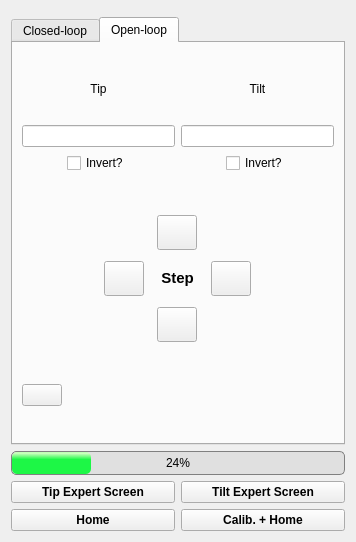
Qt form pcdsdevices/ui/SmarActEncodedTipTilt.embedded.ui (pcdshub/pcdsdevices) before a commit.
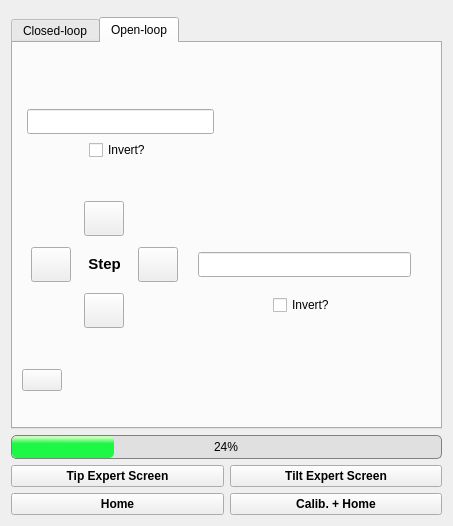
The same form after that commit. The open tabs and pages were chosen to show the change. Custom widgets are drawn as their Qt base class.

Commit message: ENH: Change layout of indicators to be more intuitive

```diff
--- a/pcdsdevices/ui/SmarActEncodedTipTilt.embedded.ui
+++ b/pcdsdevices/ui/SmarActEncodedTipTilt.embedded.ui
@@ -6,8 +6,8 @@
    <rect>
     <x>0</x>
     <y>0</y>
-    <width>356</width>
-    <height>542</height>
+    <width>453</width>
+    <height>526</height>
    </rect>
   </property>
   <property name="sizePolicy">
@@ -16,6 +16,12 @@
     <verstretch>0</verstretch>
    </sizepolicy>
   </property>
+  <property name="minimumSize">
+   <size>
+    <width>453</width>
+    <height>526</height>
+   </size>
+  </property>
   <property name="windowTitle">
    <string>Form</string>
   </property>
@@ -732,109 +738,14 @@
       <layout class="QVBoxLayout" name="verticalLayout_2">
        <item>
         <layout class="QGridLayout" name="open_loop_grid_layout">
-         <item row="1" column="1">
-          <widget class="PyDMLabel" name="tilt_step_count">
-           <property name="sizePolicy">
-            <sizepolicy hsizetype="MinimumExpanding" vsizetype="Fixed">
-             <horstretch>0</horstretch>
-             <verstretch>0</verstretch>
-            </sizepolicy>
-           </property>
-           <property name="minimumSize">
-            <size>
-             <width>0</width>
-             <height>0</height>
-            </size>
-           </property>
-           <property name="toolTip">
-            <string/>
-           </property>
-           <property name="alignment">
-            <set>Qt::AlignCenter</set>
-           </property>
-          </widget>
-         </item>
-         <item row="1" column="0">
-          <widget class="PyDMLabel" name="tip_step_count">
-           <property name="sizePolicy">
-            <sizepolicy hsizetype="MinimumExpanding" vsizetype="Fixed">
-             <horstretch>0</horstretch>
-             <verstretch>0</verstretch>
-            </sizepolicy>
-           </property>
-           <property name="minimumSize">
-            <size>
-             <width>0</width>
-             <height>0</height>
-            </size>
-           </property>
-           <property name="toolTip">
-            <string/>
-           </property>
-           <property name="alignment">
-            <set>Qt::AlignCenter</set>
-           </property>
-          </widget>
-         </item>
-         <item row="2" column="0">
-          <widget class="PyDMLineEdit" name="tip_jog_step_size">
-           <property name="toolTip">
-            <string/>
-           </property>
-           <property name="alignment">
-            <set>Qt::AlignCenter</set>
-           </property>
-           <property name="PyDMToolTip" stdset="0">
-            <string>Tip: jog step size</string>
-           </property>
-          </widget>
-         </item>
-         <item row="0" column="0">
-          <widget class="QLabel" name="tip_open_loop_label">
-           <property name="sizePolicy">
-            <sizepolicy hsizetype="Minimum" vsizetype="Preferred">
-             <horstretch>0</horstretch>
-             <verstretch>0</verstretch>
-            </sizepolicy>
-           </property>
-           <property name="minimumSize">
-            <size>
-             <width>0</width>
-             <height>20</height>
-            </size>
-           </property>
-           <property name="text">
-            <string>Tip</string>
-           </property>
-           <property name="alignment">
-            <set>Qt::AlignCenter</set>
-           </property>
-          </widget>
-         </item>
-         <item row="0" column="1">
-          <widget class="QLabel" name="tilt_open_loop_label">
-           <property name="sizePolicy">
-            <sizepolicy hsizetype="Minimum" vsizetype="Fixed">
-             <horstretch>0</horstretch>
-             <verstretch>0</verstretch>
-            </sizepolicy>
-           </property>
-           <property name="minimumSize">
-            <size>
-             <width>0</width>
-             <height>20</height>
-            </size>
-           </property>
-           <property name="text">
-            <string>Tilt</string>
-           </property>
-           <property name="alignment">
-            <set>Qt::AlignCenter</set>
-           </property>
-          </widget>
-         </item>
          <item row="2" column="1">
           <widget class="PyDMLineEdit" name="tilt_jog_step_size">
+           <property name="minimumSize">
+            <size>
+             <width>0</width>
+             <height>25</height>
+            </size>
+           </property>
            <property name="toolTip">
             <string/>
            </property>
@@ -846,21 +757,34 @@
            </property>
           </widget>
          </item>
-         <item row="3" column="0" alignment="Qt::AlignHCenter">
-          <widget class="QCheckBox" name="tip_invert_jog">
-           <property name="sizePolicy">
-            <sizepolicy hsizetype="Fixed" vsizetype="Fixed">
-             <horstretch>0</horstretch>
-             <verstretch>0</verstretch>
-            </sizepolicy>
+         <item row="2" column="2">
+          <spacer name="horizontalSpacer_6">
+           <property name="orientation">
+            <enum>Qt::Horizontal</enum>
            </property>
-           <property name="toolTip">
-            <string>invert the horiz. step buttons</string>
+           <property name="sizeType">
+            <enum>QSizePolicy::Minimum</enum>
            </property>
-           <property name="text">
-            <string>Invert?</string>
+           <property name="sizeHint" stdset="0">
+            <size>
+             <width>30</width>
+             <height>20</height>
+            </size>
            </property>
-          </widget>
+          </spacer>
+         </item>
+         <item row="2" column="3">
+          <spacer name="horizontalSpacer_10">
+           <property name="orientation">
+            <enum>Qt::Horizontal</enum>
+           </property>
+           <property name="sizeHint" stdset="0">
+            <size>
+             <width>40</width>
+             <height>20</height>
+            </size>
+           </property>
+          </spacer>
          </item>
          <item row="3" column="1" alignment="Qt::AlignHCenter">
           <widget class="QCheckBox" name="tilt_invert_jog">
@@ -878,9 +802,49 @@
            </property>
           </widget>
          </item>
+         <item row="1" column="1">
+          <widget class="PyDMLabel" name="tilt_step_count">
+           <property name="sizePolicy">
+            <sizepolicy hsizetype="MinimumExpanding" vsizetype="Fixed">
+             <horstretch>0</horstretch>
+             <verstretch>0</verstretch>
+            </sizepolicy>
+           </property>
+           <property name="minimumSize">
+            <size>
+             <width>0</width>
+             <height>25</height>
+            </size>
+           </property>
+           <property name="toolTip">
+            <string/>
+           </property>
+           <property name="alignment">
+            <set>Qt::AlignCenter</set>
+           </property>
+          </widget>
+         </item>
+         <item row="2" column="0">
+          <spacer name="horizontalSpacer_12">
+           <property name="orientation">
+            <enum>Qt::Horizontal</enum>
+           </property>
+           <property name="sizeType">
+            <enum>QSizePolicy::Minimum</enum>
+           </property>
+           <property name="sizeHint" stdset="0">
+            <size>
+             <width>5</width>
+             <height>20</height>
+            </size>
+           </property>
+          </spacer>
+         </item>
         </layout>
        </item>
-       <item alignment="Qt::AlignHCenter">
+       <item>
+        <layout class="QHBoxLayout" name="horizontalLayout_3">
+         <item alignment="Qt::AlignLeft">
         <widget class="QWidget" name="open_loop_widget" native="true">
          <property name="sizePolicy">
           <sizepolicy hsizetype="Fixed" vsizetype="Fixed">
@@ -1296,6 +1260,139 @@
           </item>
          </layout>
         </widget>
+         </item>
+         <item>
+          <spacer name="horizontalSpacer_9">
+           <property name="orientation">
+            <enum>Qt::Horizontal</enum>
+           </property>
+           <property name="sizeType">
+            <enum>QSizePolicy::Minimum</enum>
+           </property>
+           <property name="sizeHint" stdset="0">
+            <size>
+             <width>5</width>
+             <height>20</height>
+            </size>
+           </property>
+          </spacer>
+         </item>
+         <item>
+          <layout class="QGridLayout" name="tip_indicator_layout_open">
+           <item row="1" column="0">
+            <widget class="PyDMLabel" name="tip_step_count">
+             <property name="sizePolicy">
+              <sizepolicy hsizetype="MinimumExpanding" vsizetype="Fixed">
+               <horstretch>0</horstretch>
+               <verstretch>0</verstretch>
+              </sizepolicy>
+             </property>
+             <property name="minimumSize">
+              <size>
+               <width>0</width>
+               <height>25</height>
+              </size>
+             </property>
+             <property name="toolTip">
+              <string/>
+             </property>
+             <property name="alignment">
+              <set>Qt::AlignCenter</set>
+             </property>
+            </widget>
+           </item>
+           <item row="2" column="0">
+            <widget class="PyDMLineEdit" name="tip_jog_step_size">
+             <property name="sizePolicy">
+              <sizepolicy hsizetype="MinimumExpanding" vsizetype="Fixed">
+               <horstretch>0</horstretch>
+               <verstretch>0</verstretch>
+              </sizepolicy>
+             </property>
+             <property name="minimumSize">
+              <size>
+               <width>50</width>
+               <height>25</height>
+              </size>
+             </property>
+             <property name="toolTip">
+              <string/>
+             </property>
+             <property name="alignment">
+              <set>Qt::AlignCenter</set>
+             </property>
+             <property name="PyDMToolTip" stdset="0">
+              <string>Tip: jog step size</string>
+             </property>
+            </widget>
+           </item>
+           <item row="4" column="0">
+            <spacer name="verticalSpacer_3">
+             <property name="orientation">
+              <enum>Qt::Vertical</enum>
+             </property>
+             <property name="sizeType">
+              <enum>QSizePolicy::Fixed</enum>
+             </property>
+             <property name="sizeHint" stdset="0">
+              <size>
+               <width>5</width>
+               <height>10</height>
+              </size>
+             </property>
+            </spacer>
+           </item>
+           <item row="3" column="0" alignment="Qt::AlignHCenter">
+            <widget class="QCheckBox" name="tip_invert_jog">
+             <property name="sizePolicy">
+              <sizepolicy hsizetype="Fixed" vsizetype="Fixed">
+               <horstretch>0</horstretch>
+               <verstretch>0</verstretch>
+              </sizepolicy>
+             </property>
+             <property name="toolTip">
+              <string>invert the horiz. step buttons</string>
+             </property>
+             <property name="text">
+              <string>Invert?</string>
+             </property>
+            </widget>
+           </item>
+           <item row="0" column="0">
+            <spacer name="verticalSpacer_4">
+             <property name="orientation">
+              <enum>Qt::Vertical</enum>
+             </property>
+             <property name="sizeType">
+              <enum>QSizePolicy::Fixed</enum>
+             </property>
+             <property name="sizeHint" stdset="0">
+              <size>
+               <width>20</width>
+               <height>5</height>
+              </size>
+             </property>
+            </spacer>
+           </item>
+          </layout>
+         </item>
+         <item>
+          <spacer name="horizontalSpacer_7">
+           <property name="orientation">
+            <enum>Qt::Horizontal</enum>
+           </property>
+           <property name="sizeType">
+            <enum>QSizePolicy::Fixed</enum>
+           </property>
+           <property name="sizeHint" stdset="0">
+            <size>
+             <width>20</width>
+             <height>20</height>
+            </size>
+           </property>
+          </spacer>
+         </item>
+        </layout>
        </item>
        <item>
         <layout class="QGridLayout" name="settings_button_grid">
```
Left out of the diff: 770 changed lines with no effect on the pictures. Lines whose indentation alone changed are shown as unchanged.
